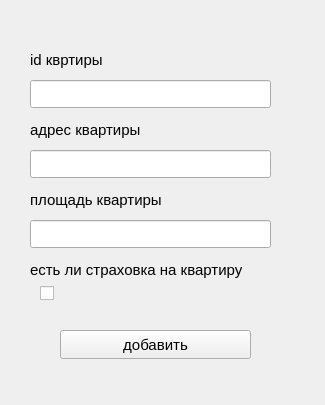
The window that add_flat.ui (cynep0/kursovik_5sem) describes before a commit, drawn with Qt 5.
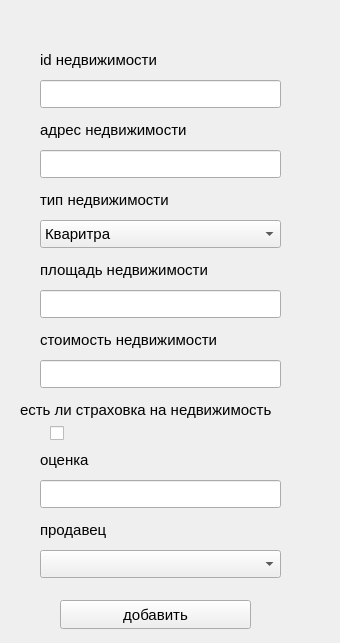
The same window after the commit.

Commit message: need to change flat

What changed in the file:
```diff
--- a/add_flat.ui
+++ b/add_flat.ui
@@ -6,8 +6,8 @@
    <rect>
     <x>0</x>
     <y>0</y>
-    <width>325</width>
-    <height>405</height>
+    <width>340</width>
+    <height>643</height>
    </rect>
   </property>
   <property name="font">
@@ -21,60 +21,60 @@
   <widget class="QLabel" name="lb_id">
    <property name="geometry">
     <rect>
-     <x>30</x>
+     <x>40</x>
      <y>50</y>
-     <width>101</width>
+     <width>151</width>
      <height>20</height>
     </rect>
    </property>
    <property name="text">
-    <string>id квртиры</string>
+    <string>id недвижимости</string>
    </property>
   </widget>
-  <widget class="QLabel" name="lb_area">
+  <widget class="QLabel" name="lb_type">
    <property name="geometry">
     <rect>
-     <x>30</x>
+     <x>40</x>
      <y>190</y>
      <width>161</width>
      <height>20</height>
     </rect>
    </property>
    <property name="text">
-    <string>площадь квартиры</string>
+    <string>тип недвижимости</string>
    </property>
   </widget>
   <widget class="QLabel" name="lb_adres">
    <property name="geometry">
     <rect>
-     <x>30</x>
+     <x>40</x>
      <y>120</y>
-     <width>141</width>
+     <width>181</width>
      <height>20</height>
     </rect>
    </property>
    <property name="text">
-    <string>адрес квартиры</string>
+    <string>адрес недвижимости</string>
    </property>
   </widget>
   <widget class="QLabel" name="lb_ins">
    <property name="geometry">
     <rect>
-     <x>30</x>
-     <y>260</y>
-     <width>251</width>
+     <x>20</x>
+     <y>400</y>
+     <width>301</width>
      <height>20</height>
     </rect>
    </property>
    <property name="text">
-    <string>есть ли страховка на квартиру</string>
+    <string>есть ли страховка на недвижимость</string>
    </property>
   </widget>
   <widget class="QCheckBox" name="checkBox_ins">
    <property name="geometry">
     <rect>
-     <x>40</x>
-     <y>280</y>
+     <x>50</x>
+     <y>420</y>
      <width>31</width>
      <height>26</height>
     </rect>
@@ -86,7 +86,7 @@
   <widget class="QLineEdit" name="lineEdit_id">
    <property name="geometry">
     <rect>
-     <x>30</x>
+     <x>40</x>
      <y>80</y>
      <width>241</width>
      <height>28</height>
@@ -96,28 +96,18 @@
   <widget class="QLineEdit" name="lineEdit_adres">
    <property name="geometry">
     <rect>
-     <x>30</x>
+     <x>40</x>
      <y>150</y>
      <width>241</width>
      <height>28</height>
     </rect>
    </property>
   </widget>
-  <widget class="QLineEdit" name="lineEdit_area">
-   <property name="geometry">
-    <rect>
-     <x>30</x>
-     <y>220</y>
-     <width>241</width>
-     <height>28</height>
-    </rect>
-   </property>
-  </widget>
   <widget class="QPushButton" name="pushButton">
    <property name="geometry">
     <rect>
      <x>60</x>
-     <y>330</y>
+     <y>600</y>
      <width>191</width>
      <height>29</height>
     </rect>
@@ -126,6 +116,123 @@
     <string>добавить</string>
    </property>
   </widget>
+  <widget class="QLineEdit" name="lineEdit_area">
+   <property name="geometry">
+    <rect>
+     <x>40</x>
+     <y>290</y>
+     <width>241</width>
+     <height>28</height>
+    </rect>
+   </property>
+  </widget>
+  <widget class="QLabel" name="lb_area">
+   <property name="geometry">
+    <rect>
+     <x>40</x>
+     <y>260</y>
+     <width>201</width>
+     <height>20</height>
+    </rect>
+   </property>
+   <property name="text">
+    <string>площадь недвижимости</string>
+   </property>
+  </widget>
+  <widget class="QComboBox" name="comboBox_type">
+   <property name="geometry">
+    <rect>
+     <x>40</x>
+     <y>220</y>
+     <width>241</width>
+     <height>28</height>
+    </rect>
+   </property>
+   <item>
+    <property name="text">
+     <string>Кваритра</string>
+    </property>
+   </item>
+   <item>
+    <property name="text">
+     <string>Офис</string>
+    </property>
+   </item>
+   <item>
+    <property name="text">
+     <string>Дом</string>
+    </property>
+   </item>
+  </widget>
+  <widget class="QLabel" name="lb_cost">
+   <property name="geometry">
+    <rect>
+     <x>40</x>
+     <y>330</y>
+     <width>221</width>
+     <height>20</height>
+    </rect>
+   </property>
+   <property name="text">
+    <string>стоимость недвижимости</string>
+   </property>
+  </widget>
+  <widget class="QLineEdit" name="lineEdit_cost">
+   <property name="geometry">
+    <rect>
+     <x>40</x>
+     <y>360</y>
+     <width>241</width>
+     <height>28</height>
+    </rect>
+   </property>
+  </widget>
+  <widget class="QLineEdit" name="lineEdit_rate">
+   <property name="geometry">
+    <rect>
+     <x>40</x>
+     <y>480</y>
+     <width>241</width>
+     <height>28</height>
+    </rect>
+   </property>
+  </widget>
+  <widget class="QLabel" name="lb_rate">
+   <property name="geometry">
+    <rect>
+     <x>40</x>
+     <y>450</y>
+     <width>221</width>
+     <height>20</height>
+    </rect>
+   </property>
+   <property name="text">
+    <string>оценка</string>
+   </property>
+  </widget>
+  <widget class="QComboBox" name="comboBox_seller">
+   <property name="geometry">
+    <rect>
+     <x>40</x>
+     <y>550</y>
+     <width>241</width>
+     <height>28</height>
+    </rect>
+   </property>
+  </widget>
+  <widget class="QLabel" name="lb_seller">
+   <property name="geometry">
+    <rect>
+     <x>40</x>
+     <y>520</y>
+     <width>161</width>
+     <height>20</height>
+    </rect>
+   </property>
+   <property name="text">
+    <string>продавец</string>
+   </property>
+  </widget>
  </widget>
  <resources/>
  <connections/>
```
The commit also changes 14 other files.
